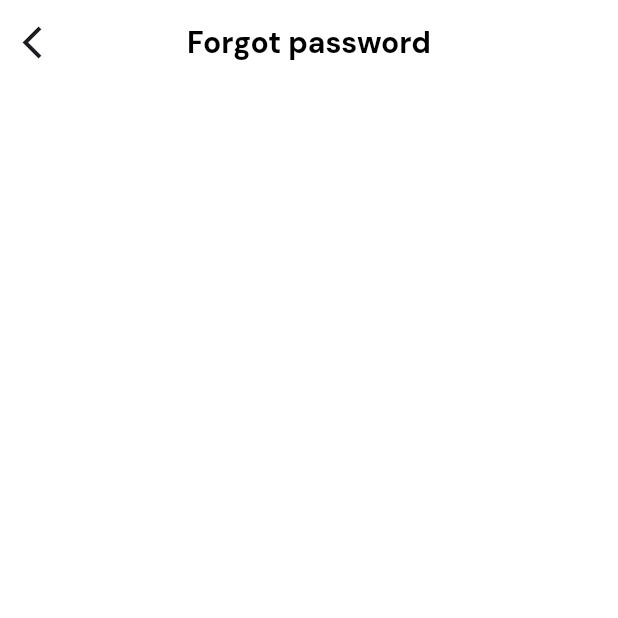
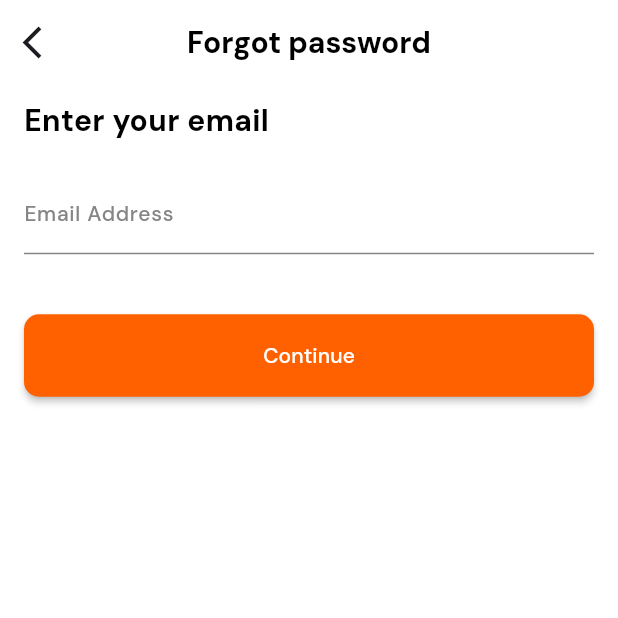
Before and after one commit to FlutterZawya/Talabat_App, a Flutter app: the VerifyEmailView screen opened by its route, on a phone screen of 412 x 824 dp, the top half of it. Run offline on Flutter 3.47's test engine with Material 3 defaults, Android fonts, the phone set to English and light mode, and no system bars; our stand-ins replace device_preview, flutter_spinkit, flutter_svg, go_router.

Commit message:
verify email view [Done]

```diff
--- a/lib/features/auth/presentation/views/verify_email_view.dart
+++ b/lib/features/auth/presentation/views/verify_email_view.dart
@@ -1,6 +1,7 @@
 import 'package:flutter/material.dart';
 
 import 'widgets/custom_auth_app_bar.dart';
+import 'widgets/verify_email_view_body.dart';
 
 class VerifyEmailView extends StatelessWidget {
   const VerifyEmailView({super.key});
@@ -9,6 +10,7 @@ class VerifyEmailView extends StatelessWidget {
   Widget build(BuildContext context) {
     return Scaffold(
       appBar: customAuthAppBar(context, title: 'Forgot password'),
+      body: const VerifyEmailViewBody(),
     );
   }
 }
--- /dev/null
+++ b/lib/features/auth/presentation/views/widgets/verify_email_form.dart
@@ -0,0 +1,25 @@
+import 'package:flutter/material.dart';
+
+import '../../../../../core/utils/widgets/custom_button.dart';
+import 'custom_email_text_form.dart';
+
+class VerifyEmailForm extends StatelessWidget {
+  const VerifyEmailForm({super.key});
+
+  @override
+  Widget build(BuildContext context) {
+    return Form(
+      child: Column(
+        children: [
+          SizedBox(height: 20),
+          CustomEmailTextFormField(),
+          SizedBox(height: 40),
+          CustomButton(
+            text: 'Continue',
+            onPressed: () {},
+          )
+        ],
+      ),
+    );
+  }
+}
--- /dev/null
+++ b/lib/features/auth/presentation/views/widgets/verify_email_view_body.dart
@@ -0,0 +1,25 @@
+import 'package:flutter/material.dart';
+
+import '../../../../../core/utils/styles/app_styles.dart';
+import 'verify_email_form.dart';
+
+class VerifyEmailViewBody extends StatelessWidget {
+  const VerifyEmailViewBody({super.key});
+
+  @override
+  Widget build(BuildContext context) {
+    return Padding(
+      padding: const EdgeInsets.symmetric(horizontal: 16),
+      child: const Column(
+        children: [
+          SizedBox(height: 10),
+          SizedBox(
+            width: double.infinity,
+            child: Text('Enter your email', style: AppStyles.bold20),
+          ),
+          VerifyEmailForm(),
+        ],
+      ),
+    );
+  }
+}
```
Also changed, not shown: talabat_app_task/round_two.txt (+6 -6 lines).
